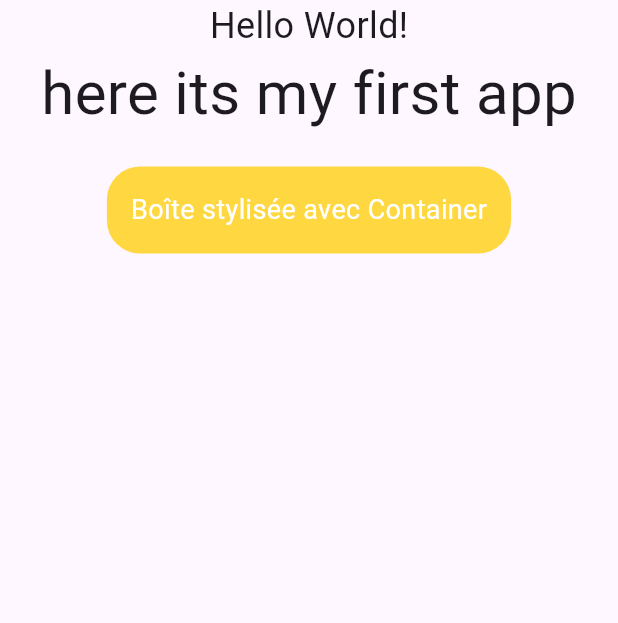
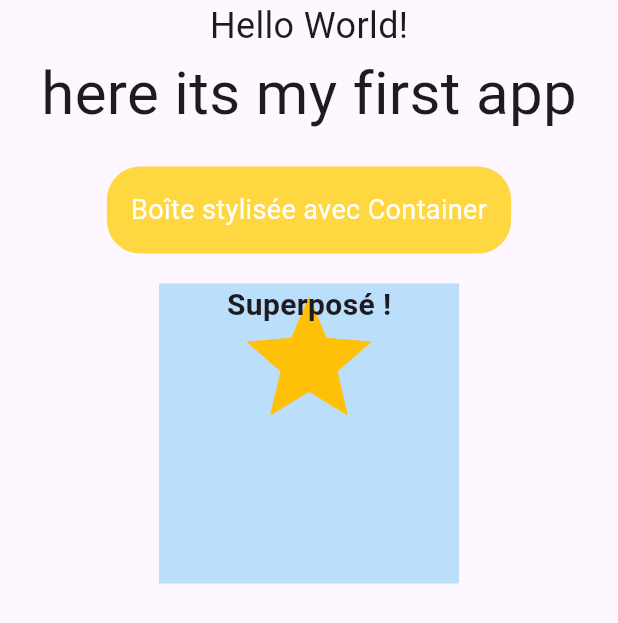
Before and after one commit to hachemsouyadi/mon-atelier-2-flutter-, a Flutter app: the screen it shows after launch, on a phone screen of 412 x 824 dp. Shown: the top 623 px of the screen. Run offline on Flutter 3.47's test engine with Material 3 defaults, Android fonts, the phone set to English and light mode, and no system bars.

Commit message:
nouvelle modification

```diff
--- a/lib/main.dart
+++ b/lib/main.dart
@@ -27,7 +27,21 @@ class MainApp extends StatelessWidget {
                 child: Text(
                   'Boîte stylisée avec Container',
                   style: TextStyle(color: Colors.white, fontSize: 18),
-                ))
+                )),
+                Stack(
+                  alignment: Alignment.topCenter,
+                  children: [
+                    Container(width: 200, height: 200, color: Colors.blue[100]),
+                    Icon(Icons.star, size: 100, color: Colors.amber),
+                    Text("Superposé !",
+                    style: TextStyle(fontSize: 20, fontWeight: FontWeight.bold),
+                    ),
+                    ]
+
+
+
+                ),
+
             ],
 
 
```
